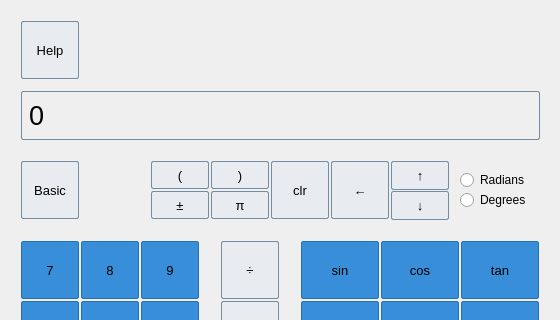
Qt form src/scientificwindow.ui (cs3100-team10/calc01) before a commit; both pictures show x 0 to 560 and y 0 to 320 of the 560 by 500 pixel window.
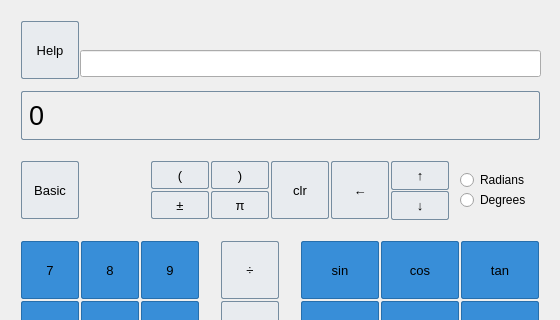
The same form after that commit.

Commit message: Added ability to type input in a line edit. Had the string put into a message box, but in the future it will be sent into the parser.

```diff
--- a/src/scientificwindow.ui
+++ b/src/scientificwindow.ui
@@ -1692,6 +1692,19 @@
     <string>Help</string>
    </property>
   </widget>
+  <widget class="QLineEdit" name="lineEdit">
+   <property name="geometry">
+    <rect>
+     <x>80</x>
+     <y>50</y>
+     <width>461</width>
+     <height>27</height>
+    </rect>
+   </property>
+   <property name="alignment">
+    <set>Qt::AlignRight|Qt::AlignTrailing|Qt::AlignVCenter</set>
+   </property>
+  </widget>
  </widget>
  <resources/>
  <connections/>
```
The commit also changes 6 other files.
